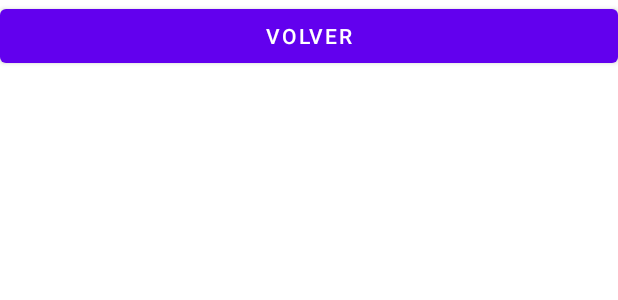
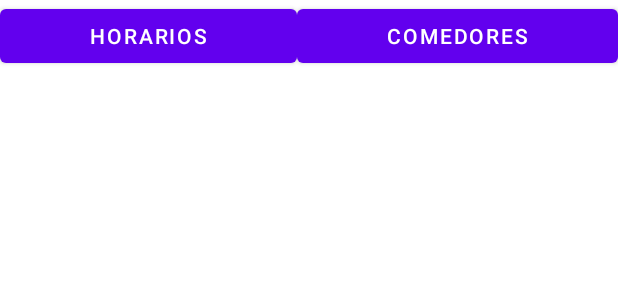
Before and after one commit to MiklosLaszlo/NPI, an Android app: the layout activity_main.xml on its own in the app's theme, with its tools: preview values and no code run, on a phone screen of 412 x 824 dp. Shown: the top 300 px of the screen. Run offline under Robolectric (Android 15) with nearby library versions, the phone set to English and light mode, and no system bars.

Commit message:
Terminado_prueba_menu

```diff
--- a/NPI_P2/app/src/main/res/layout/activity_main.xml
+++ b/NPI_P2/app/src/main/res/layout/activity_main.xml
@@ -37,6 +37,13 @@
                 app:layout_constraintEnd_toEndOf="parent"
                 app:layout_constraintStart_toStartOf="parent"
                 app:layout_constraintTop_toTopOf="parent" />
+
+            <Button
+                android:id="@+id/volver_menu_horarios"
+                android:layout_width="match_parent"
+                android:layout_height="match_parent"
+                android:layout_weight="1"
+                android:text="Volver menú" />
 
             <TextView
                 android:id="@+id/Textoplano"
@@ -223,12 +230,6 @@
                 android:layout_height="wrap_content"
                 android:orientation="horizontal">
 
-                <Button
-                    android:id="@+id/volver_menu_horarios"
-                    android:layout_width="match_parent"
-                    android:layout_height="match_parent"
-                    android:layout_weight="1"
-                    android:text="Volver menú" />
             </LinearLayout>
         </LinearLayout>
 
@@ -236,11 +237,11 @@
     </ScrollView>
 
     <LinearLayout
-        android:id="@+id/Menú"
+        android:id="@+id/Menu"
         android:layout_width="match_parent"
         android:layout_height="match_parent"
         android:orientation="horizontal"
-        android:visibility="gone"
+        android:visibility="visible"
         tools:layout_editor_absoluteX="1dp"
         tools:layout_editor_absoluteY="1dp">
 
@@ -263,7 +264,7 @@
         android:id="@+id/Comedores"
         android:layout_width="match_parent"
         android:layout_height="match_parent"
-        android:visibility="visible"
+        android:visibility="gone"
         tools:layout_editor_absoluteX="1dp"
         tools:layout_editor_absoluteY="1dp">
 
```
Also changed, not shown: NPI_P2/app/src/main/java/com/example/asignaturashorario/MainActivity.java (+24 -3 lines).
